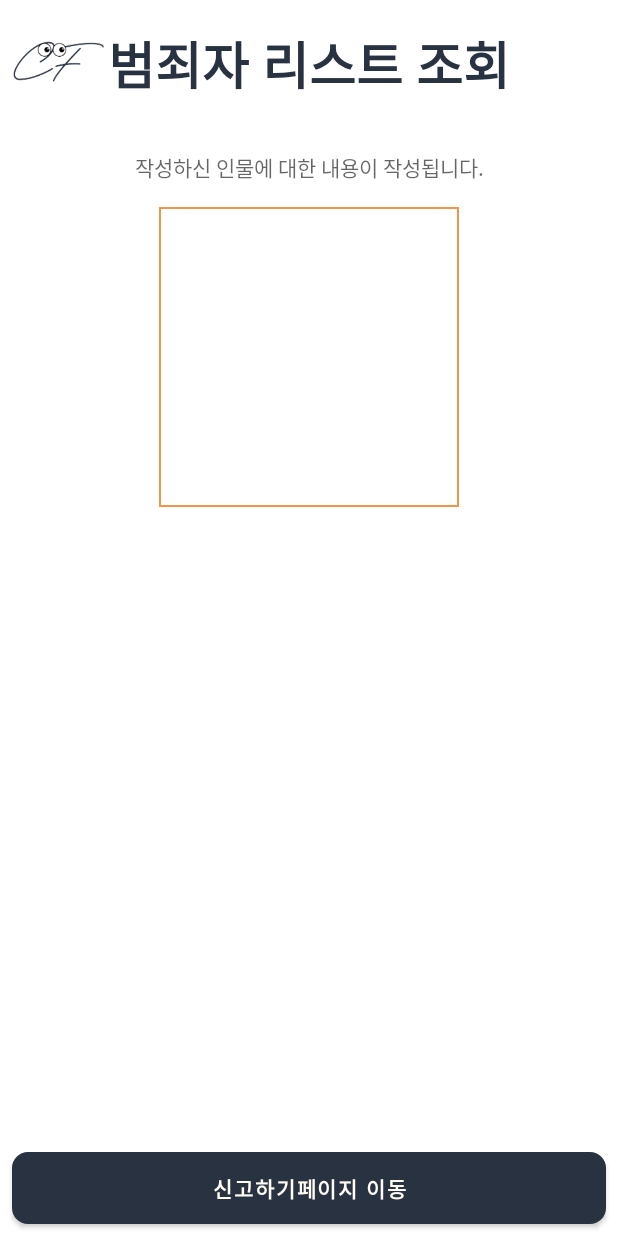
After one commit to eunjeean/project_catchface_app, an Android app: the MonFaceListActivity screen opened directly, with no data from a screen before it, on a phone screen of 412 x 824 dp. The commit adds this screen. Run offline under Robolectric (Android 15) with nearby library versions, the phone set to English and light mode, and no system bars.

Commit message:
1. 몽타주 생성 및 리스트 페이지 수정/추가

```diff
--- a/app/src/main/AndroidManifest.xml
+++ b/app/src/main/AndroidManifest.xml
@@ -17,7 +17,10 @@
         android:theme="@style/Theme.FersonaApplication"
         tools:targetApi="31">
         <activity
-            android:name=".MainActivity"
+            android:name=".MonFaceListActivity"
+            android:exported="false" />
+        <activity
+            android:name=".JoinActivity"
             android:exported="false" />
         <activity
             android:name=".PoliceFindActivity"
@@ -38,7 +41,10 @@
             android:name=".WantedActivity"
             android:exported="false" />
         <activity
-            android:name=".JoinActivity"
+            android:name=".MonFaceActivity"
+            android:exported="false" />
+        <activity
+            android:name=".MainActivity"
             android:exported="true">
             <intent-filter>
                 <action android:name="android.intent.action.MAIN" />
--- a/app/src/main/java/com/example/fersonaapplication/MonFaceActivity.java
+++ b/app/src/main/java/com/example/fersonaapplication/MonFaceActivity.java
@@ -88,6 +88,8 @@ public class MonFaceActivity extends AppCompatActivity implements View.OnClickLi
 
             case R.id.wanted2:
                 Log.d("MonFaceActivity","click_makeMake");
+                Intent monList = new Intent(MonFaceActivity.this,MonFaceListActivity.class);
+                startActivity(monList);
                 break;
         }
     }
--- /dev/null
+++ b/app/src/main/java/com/example/fersonaapplication/MonFaceListActivity.java
@@ -0,0 +1,43 @@
+package com.example.fersonaapplication;
+
+import androidx.appcompat.app.AppCompatActivity;
+import androidx.recyclerview.widget.RecyclerView;
+
+import android.os.Bundle;
+import android.view.View;
+import android.widget.Button;
+import android.widget.ImageView;
+import android.widget.TextView;
+
+public class MonFaceListActivity extends AppCompatActivity implements View.OnClickListener {
+
+    RecyclerView wantedList_rv;
+    ImageView logoImg, watnedImg;
+    TextView voiceTv;
+    Button reportMoveBtn;
+
+    @Override
+    protected void onCreate(Bundle savedInstanceState) {
+        super.onCreate(savedInstanceState);
+        setContentView(R.layout.activity_mon_face_list);
+
+        wantedList_rv = findViewById(R.id.wantedList_rv);
+
+        logoImg = findViewById(R.id.logo_img);
+        watnedImg = findViewById(R.id.wantedImg);
+
+        voiceTv = findViewById(R.id.voice_tv);
+
+        reportMoveBtn = findViewById(R.id.reportMove_btn);
+
+        logoImg.setOnClickListener(this);
+        reportMoveBtn.setOnClickListener(this);
+
+    }
+
+
+    @Override
+    public void onClick(View view) {
+
+    }
+}
--- a/app/src/main/res/layout/activity_mon_face.xml
+++ b/app/src/main/res/layout/activity_mon_face.xml
@@ -140,7 +140,7 @@
         android:layout_marginLeft="10dp"
         android:layout_marginRight="10dp"
         android:layout_marginBottom="8dp"
-        android:text="생성하기"
+        android:text="수배자 조회하기"
         android:backgroundTint="@color/subGray"
         android:textColor="@color/mainNavy"
         android:textStyle="bold"
--- /dev/null
+++ b/app/src/main/res/layout/activity_mon_face_list.xml
@@ -0,0 +1,87 @@
+<?xml version="1.0" encoding="utf-8"?>
+<androidx.constraintlayout.widget.ConstraintLayout xmlns:android="http://schemas.android.com/apk/res/android"
+    xmlns:app="http://schemas.android.com/apk/res-auto"
+    xmlns:tools="http://schemas.android.com/tools"
+    android:layout_width="match_parent"
+    android:layout_height="match_parent"
+    tools:context=".MonFaceListActivity">
+
+    <androidx.constraintlayout.widget.Guideline
+        android:id="@+id/guideline3"
+        android:layout_width="wrap_content"
+        android:layout_height="wrap_content"
+        android:orientation="horizontal"
+        app:layout_constraintGuide_percent="0.10259918" />
+
+    <TextView
+        android:id="@+id/montitle"
+        android:layout_width="wrap_content"
+        android:layout_height="wrap_content"
+        android:text="범죄자 리스트 조회"
+        android:textColor="@color/mainNavy"
+        android:textSize="34sp"
+        android:textStyle="bold"
+        app:layout_constraintBottom_toTopOf="@+id/guideline3"
+        app:layout_constraintEnd_toEndOf="parent"
+        app:layout_constraintStart_toStartOf="parent"
+        app:layout_constraintTop_toTopOf="parent" />
+
+    <ImageView
+        android:id="@+id/logo_img"
+        android:layout_width="70dp"
+        android:layout_height="70dp"
+        android:clickable="true"
+        app:layout_constraintBottom_toTopOf="@+id/guideline3"
+        app:layout_constraintEnd_toStartOf="@+id/montitle"
+        app:layout_constraintTop_toTopOf="parent"
+        app:srcCompat="@drawable/logo" />
+
+    <TextView
+        android:id="@+id/voice_tv"
+        android:hint="작성하신 인물에 대한 내용이 작성됩니다."
+        android:layout_width="wrap_content"
+        android:layout_height="wrap_content"
+        android:layout_marginTop="16dp"
+        app:layout_constraintEnd_toEndOf="parent"
+        app:layout_constraintStart_toStartOf="parent"
+        app:layout_constraintTop_toTopOf="@+id/guideline3" />
+
+    <ImageView
+        android:id="@+id/wantedImg"
+        android:layout_width="200dp"
+        android:layout_height="200dp"
+        android:layout_marginTop="16dp"
+        app:layout_constraintEnd_toEndOf="parent"
+        app:layout_constraintStart_toStartOf="parent"
+        app:layout_constraintTop_toBottomOf="@+id/voice_tv"
+        app:srcCompat="@drawable/text_border" />
+
+    <androidx.recyclerview.widget.RecyclerView
+        android:id="@+id/wantedList_rv"
+        android:layout_width="match_parent"
+        android:layout_height="200dp"
+        android:layout_margin="8dp"
+        android:orientation="horizontal"
+        app:layout_constraintBottom_toTopOf="@+id/reportMove_btn"
+        app:layout_constraintEnd_toEndOf="@+id/wantedImg"
+        app:layout_constraintStart_toStartOf="@+id/wantedImg"
+        app:layout_constraintTop_toBottomOf="@+id/wantedImg">
+
+
+    </androidx.recyclerview.widget.RecyclerView>
+
+    <Button
+        android:id="@+id/reportMove_btn"
+        android:layout_width="match_parent"
+        android:layout_height="wrap_content"
+        android:layout_margin="8dp"
+        android:layout_marginBottom="32dp"
+        android:background="@drawable/subbtn_border"
+        android:text="신고하기페이지 이동"
+        android:textStyle="bold"
+        app:layout_constraintBottom_toBottomOf="parent"
+        app:layout_constraintEnd_toEndOf="@+id/wantedList_rv"
+        app:layout_constraintStart_toStartOf="@+id/wantedList_rv" />
+
+
+</androidx.constraintlayout.widget.ConstraintLayout>
```
